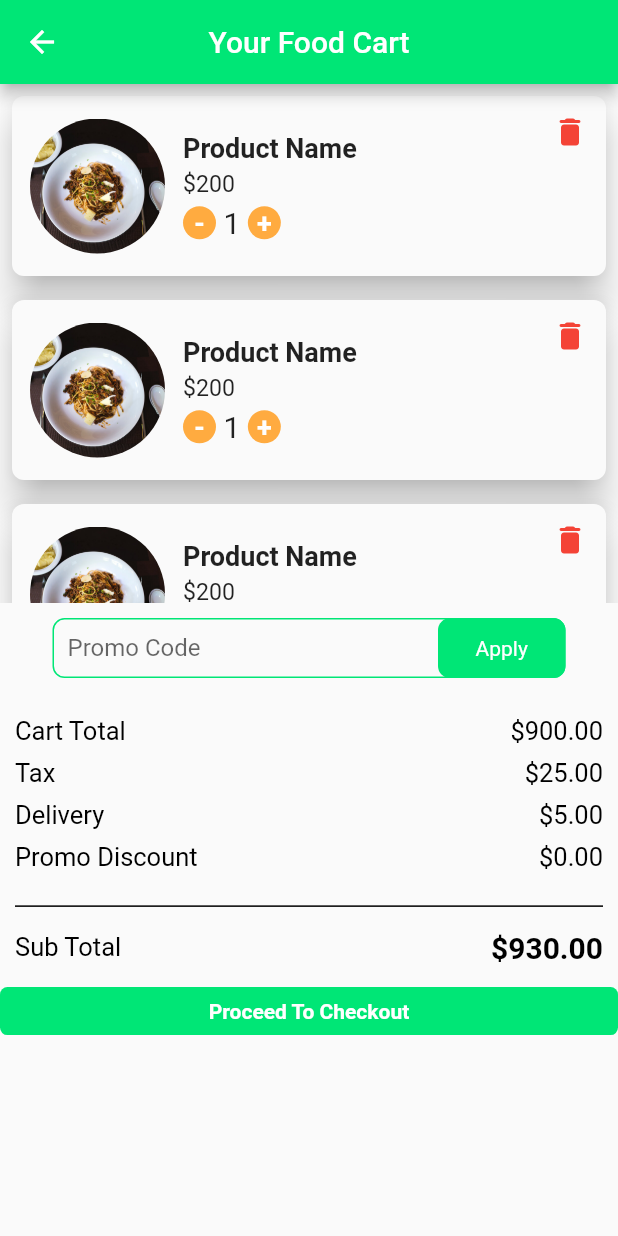
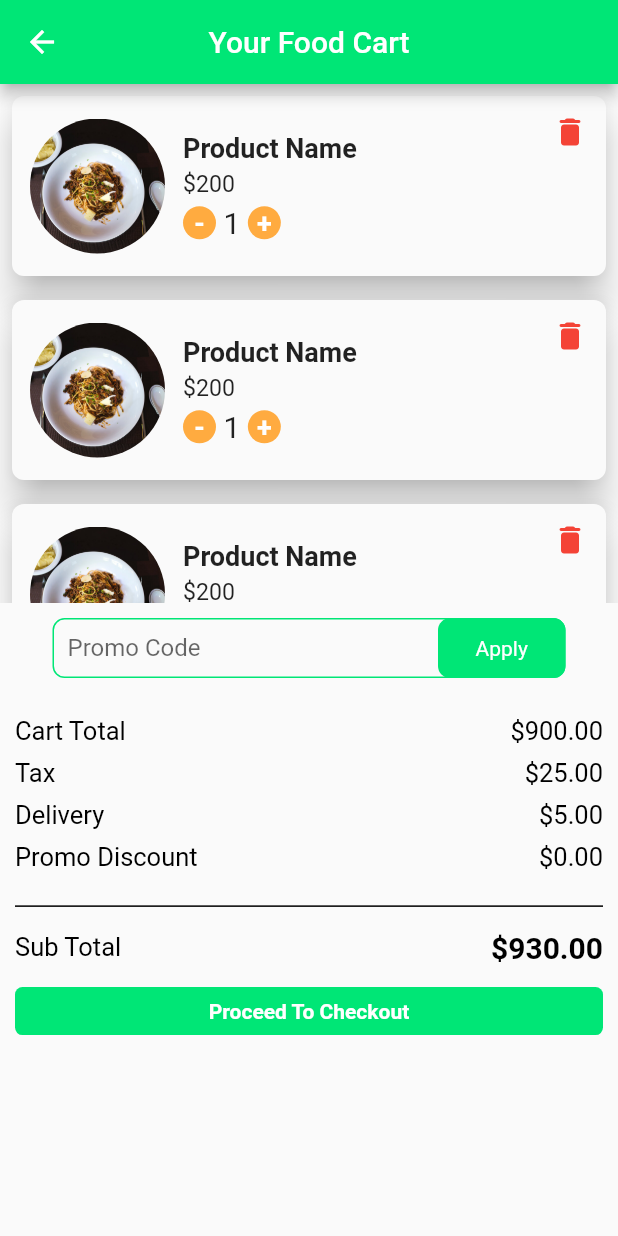
Before and after one commit to anjalikal/Food_delivery_app, a Flutter app: the CartPage screen opened directly, on a phone screen of 412 x 824 dp. Run offline on Flutter 3.47's test engine with Material 2 defaults, Android fonts, the phone set to English and light mode, and no system bars; our stand-ins replace carousel_slider, flutter_rating_bar.

Commit message:
Final Cart UI Error Solve

```diff
--- a/lib/pages/cart_page.dart
+++ b/lib/pages/cart_page.dart
@@ -355,7 +355,9 @@ class _CartPageState extends State<CartPage> {
 
   Widget proceedButton(BuildContext context) {
     final deviceWidth = MediaQuery.of(context).size.width;
-    return GestureDetector(
+    return Padding(
+      padding: const EdgeInsets.symmetric(horizontal: 10),
+      child: GestureDetector(
         onTap: () {},
         child: Container(
           width: deviceWidth,
@@ -375,6 +377,7 @@ class _CartPageState extends State<CartPage> {
                 ),
               )),
         ),
+      ),
     );
   }
 }
```
Lines whose indentation alone changed are shown as unchanged.
